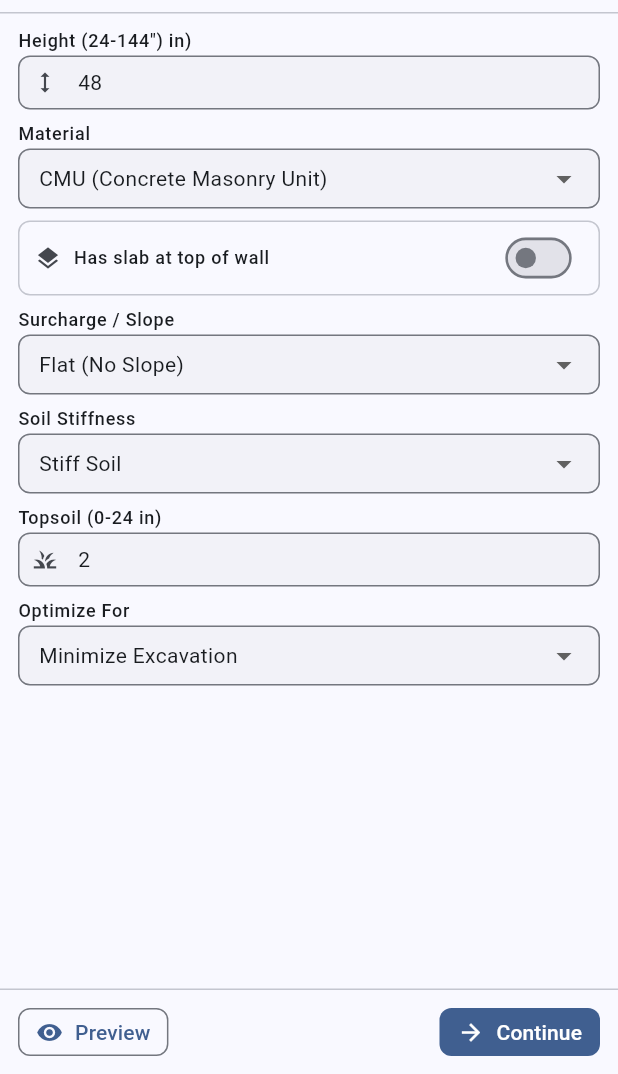
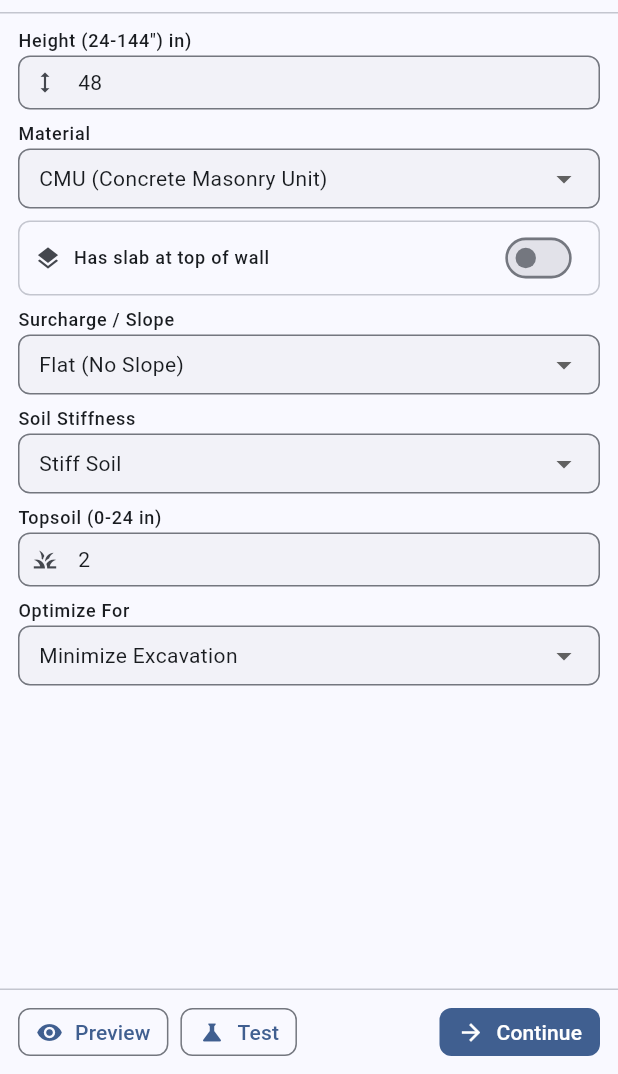
Before and after one commit to coredawg38/RetainingWallUI, a Flutter app: the WallInputPage screen opened by its route, on a phone screen of 412 x 824 dp, the part 162-1236 px from its top. Run offline on Flutter 3.47's test engine with Material 3 defaults, Android fonts, the phone set to English and light mode, and no system bars; our stand-ins replace flutter_riverpod, freezed_annotation, go_router, web; missing offline and left inert: dart:js_interop, flutter_stripe, json_schema.

Commit message:
added test button

```diff
--- a/lib/core/constants/app_constants.dart
+++ b/lib/core/constants/app_constants.dart
@@ -17,6 +17,9 @@ abstract final class ApiConstants {
 
   /// Preview PDF generation endpoint (no payment required).
   static const String previewEndpoint = '/api/v1/preview';
+
+  /// Test detailed PDF generation endpoint (no payment required).
+  static const String testEndpoint = '/api/v1/test';
 
   /// Status check endpoint (append /{requestId}).
   static const String statusEndpoint = '/api/v1/status';
--- a/lib/features/wall_input/presentation/pages/wall_input_page.dart
+++ b/lib/features/wall_input/presentation/pages/wall_input_page.dart
@@ -42,10 +42,14 @@ class WallInputPage extends ConsumerWidget {
         ),
       ),
       body: LoadingOverlay(
-        isLoading: state.isSubmitting || state.isGeneratingPreview,
+        isLoading: state.isSubmitting ||
+            state.isGeneratingPreview ||
+            state.isGeneratingTest,
         message: state.isGeneratingPreview
             ? 'Generating preview...'
-            : 'Processing your design...',
+            : state.isGeneratingTest
+                ? 'Generating test document...'
+                : 'Processing your design...',
         child: Align(
           alignment: Alignment.topCenter,
           child: ConstrainedBox(
@@ -538,10 +542,11 @@ class _NavigationButtons extends ConsumerWidget {
   Widget build(BuildContext context, WidgetRef ref) {
     final notifier = ref.read(wallInputProvider.notifier);
     final showPreview = state.currentStep == WizardStep.parameters;
-    final canPreview = showPreview &&
+    final canGeneratePdf = showPreview &&
         state.input.hasValidWallParameters &&
         !state.isSubmitting &&
-        !state.isGeneratingPreview;
+        !state.isGeneratingPreview &&
+        !state.isGeneratingTest;
 
     final buttonStyle = OutlinedButton.styleFrom(
       visualDensity: VisualDensity.compact,
@@ -567,7 +572,7 @@ class _NavigationButtons extends ConsumerWidget {
             if (state.canGoBack) const SizedBox(width: 8),
             OutlinedButton.icon(
               style: buttonStyle,
-              onPressed: canPreview
+              onPressed: canGeneratePdf
                   ? () => _onViewPreview(context, ref)
                   : null,
               icon: state.isGeneratingPreview
@@ -578,6 +583,21 @@ class _NavigationButtons extends ConsumerWidget {
                     )
                   : const Icon(Icons.visibility, size: 18),
               label: const Text('Preview'),
+            ),
+            const SizedBox(width: 8),
+            OutlinedButton.icon(
+              style: buttonStyle,
+              onPressed: canGeneratePdf
+                  ? () => _onViewTest(context, ref)
+                  : null,
+              icon: state.isGeneratingTest
+                  ? const SizedBox(
+                      width: 16,
+                      height: 16,
+                      child: CircularProgressIndicator(strokeWidth: 2),
+                    )
+                  : const Icon(Icons.science, size: 18),
+              label: const Text('Test'),
             ),
           ],
           const Spacer(),
@@ -633,4 +653,33 @@ class _NavigationButtons extends ConsumerWidget {
       ),
     );
   }
+
+  Future<void> _onViewTest(BuildContext context, WidgetRef ref) async {
+    final bytes =
+        await ref.read(wallInputProvider.notifier).requestTestPdf();
+    if (!context.mounted) return;
+
+    if (bytes == null) {
+      final error = ref.read(wallInputProvider).errorMessage;
+      ScaffoldMessenger.of(context).showSnackBar(
+        SnackBar(
+          content: Text(error ?? 'Failed to generate test PDF'),
+          backgroundColor: Colors.red,
+        ),
+      );
+      return;
+    }
+
+    final downloaded = downloadPdfBytes(bytes, 'TestDrawing.pdf');
+    ScaffoldMessenger.of(context).showSnackBar(
+      SnackBar(
+        content: Text(
+          downloaded
+              ? 'Test PDF downloaded'
+              : 'Test PDF generated, but download is only supported on web',
+        ),
+        backgroundColor: downloaded ? null : Colors.orange,
+      ),
+    );
+  }
 }
```
Also changed, not shown: lib/core/api/api_client.dart (+46 -0 lines), lib/features/wall_input/data/repositories/wall_repository.dart (+9 -0 lines), lib/features/wall_input/providers/wall_input_provider.dart (+40 -0 lines).
